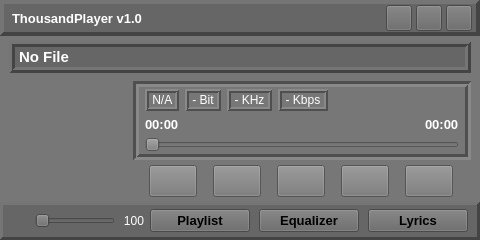
The window that source/ui/mainwindow/tp_mainwindow.ui (ZXfkSIE/ThousandPlayer) describes before a commit, drawn with Qt 5.
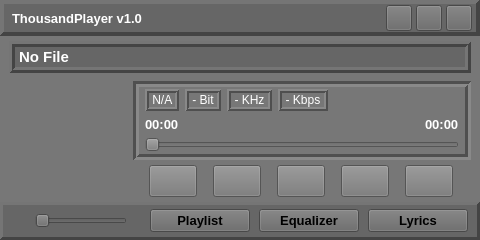
The same window after the commit. Custom widgets are drawn as their Qt base class.

Diff of the .ui file:
```diff
--- a/source/ui/mainwindow/tp_mainwindow.ui
+++ b/source/ui/mainwindow/tp_mainwindow.ui
@@ -896,13 +896,13 @@
         </property>
         <property name="minimumSize">
          <size>
-          <width>135</width>
+          <width>118</width>
           <height>0</height>
          </size>
         </property>
         <property name="maximumSize">
          <size>
-          <width>135</width>
+          <width>118</width>
           <height>16777215</height>
          </size>
         </property>
@@ -978,40 +978,6 @@
            </property>
           </widget>
          </item>
-         <item>
-          <widget class="QLabel" name="label_VolumeValue">
-           <property name="sizePolicy">
-            <sizepolicy hsizetype="Fixed" vsizetype="Preferred">
-             <horstretch>0</horstretch>
-             <verstretch>0</verstretch>
-            </sizepolicy>
-           </property>
-           <property name="minimumSize">
-            <size>
-             <width>25</width>
-             <height>0</height>
-            </size>
-           </property>
-           <property name="maximumSize">
-            <size>
-             <width>25</width>
-             <height>16777215</height>
-            </size>
-           </property>
-           <property name="mouseTracking">
-            <bool>true</bool>
-           </property>
-           <property name="styleSheet">
-            <string notr="true">color: rgb(255, 255, 255);</string>
-           </property>
-           <property name="text">
-            <string notr="true">100</string>
-           </property>
-           <property name="alignment">
-            <set>Qt::AlignRight|Qt::AlignTrailing|Qt::AlignVCenter</set>
-           </property>
-          </widget>
-         </item>
         </layout>
        </widget>
       </item>
```
